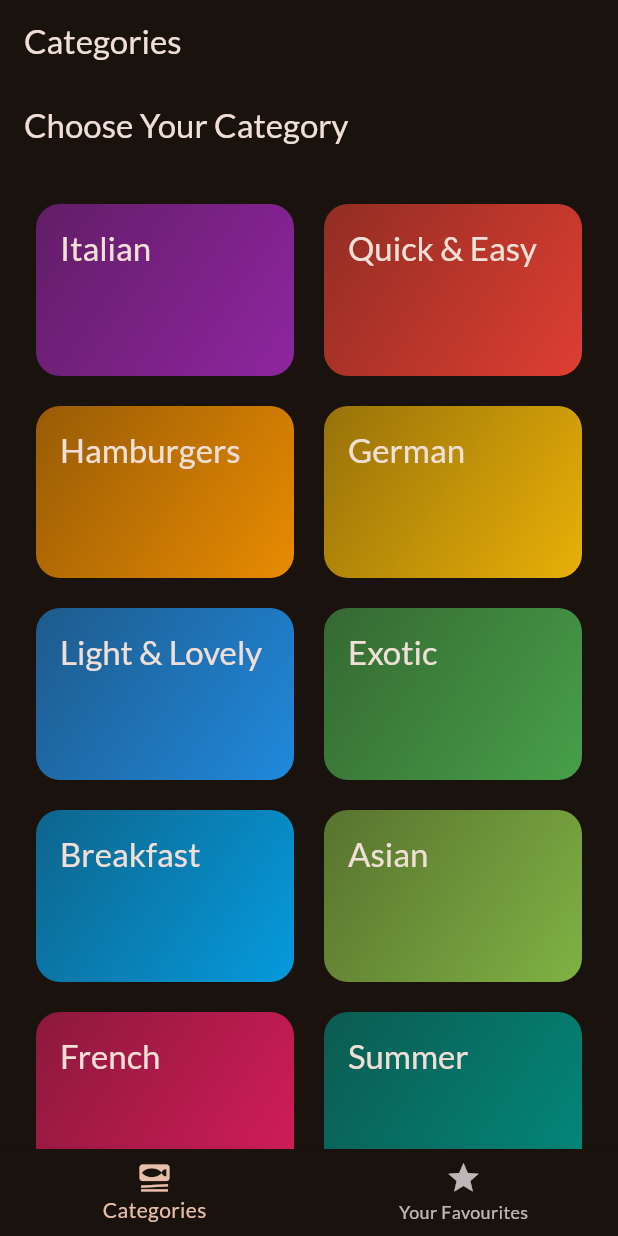
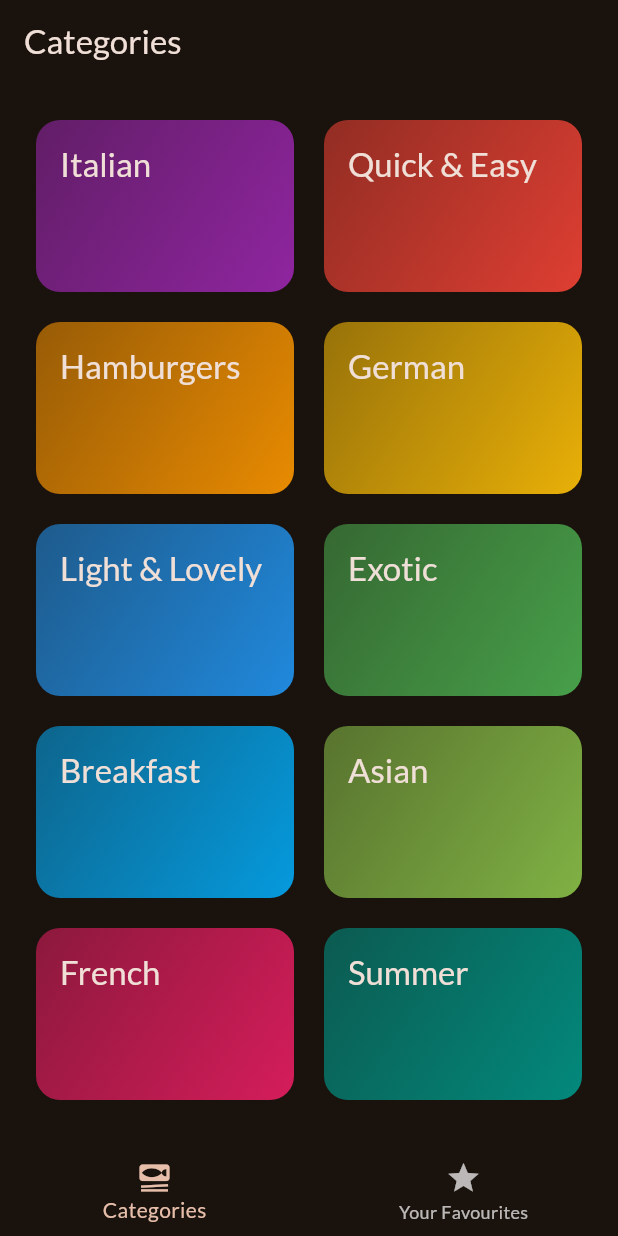
Before and after one commit to matinbhdrn77/meals, a Flutter app: the screen it shows after launch, on a phone screen of 412 x 824 dp. Run offline on Flutter 3.47's test engine with Material 2 defaults, Android fonts, the phone set to English and light mode, and no system bars; our stand-ins replace google_fonts, transparent_image.

Commit message:
remove scaffold because it cause 2 app bar

```diff
--- a/lib/screens/categories.dart
+++ b/lib/screens/categories.dart
@@ -22,9 +22,7 @@ class CategoriesScreen extends StatelessWidget {
 
   @override
   Widget build(BuildContext context) {
-    return Scaffold(
-      appBar: AppBar(title: const Text('Choose Your Category')),
-      body: GridView(
+    return GridView(
         padding: const EdgeInsets.all(24),
         gridDelegate: const SliverGridDelegateWithFixedCrossAxisCount(
           crossAxisCount: 2,
@@ -40,7 +38,6 @@ class CategoriesScreen extends StatelessWidget {
                   },
                 ))
             .toList(),
-      ),
-    );
+      );
   }
 }
```
